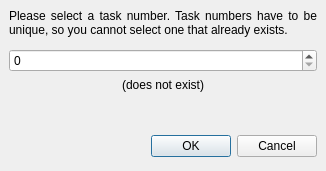
This is Charm/TaskIdDialog.ui in KDAB/Charm as Qt 5 draws it before an edit. The edited form follows.
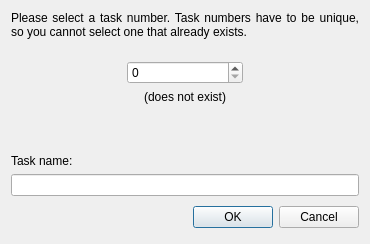
This is the edited form.

Commit message: Request task name in the dialog for creating a new task, rather than requiring a second action for renaming it. CCMAIL: mirko@kde.org

What changed in the file:
```diff
--- a/Charm/TaskIdDialog.ui
+++ b/Charm/TaskIdDialog.ui
@@ -8,52 +8,18 @@
    <rect>
     <x>0</x>
     <y>0</y>
-    <width>326</width>
-    <height>171</height>
+    <width>370</width>
+    <height>244</height>
    </rect>
   </property>
   <property name="windowTitle" >
    <string>Select Task Number</string>
   </property>
-  <layout class="QGridLayout" >
-   <property name="margin" >
-    <number>9</number>
-   </property>
-   <property name="spacing" >
-    <number>6</number>
-   </property>
-   <item row="3" column="0" >
-    <spacer>
-     <property name="orientation" >
-      <enum>Qt::Vertical</enum>
-     </property>
-     <property name="sizeHint" >
-      <size>
-       <width>20</width>
-       <height>21</height>
-      </size>
-     </property>
-    </spacer>
-   </item>
-   <item row="2" column="0" >
-    <widget class="QLabel" name="labelExists" >
-     <property name="text" >
-      <string>(does not exist)</string>
-     </property>
-     <property name="alignment" >
-      <set>Qt::AlignCenter</set>
-     </property>
-    </widget>
-   </item>
-   <item row="1" column="0" >
-    <widget class="QSpinBox" name="spinBox" />
-   </item>
-   <item row="0" column="0" >
+  <layout class="QVBoxLayout" >
+   <item>
     <widget class="QLabel" name="label_3" >
      <property name="sizePolicy" >
-      <sizepolicy>
-       <hsizetype>3</hsizetype>
-       <vsizetype>3</vsizetype>
+      <sizepolicy vsizetype="MinimumExpanding" hsizetype="MinimumExpanding" >
        <horstretch>0</horstretch>
        <verstretch>0</verstretch>
       </sizepolicy>
@@ -69,14 +35,96 @@
      </property>
     </widget>
    </item>
-   <item row="4" column="0" >
+   <item>
     <layout class="QHBoxLayout" >
-     <property name="margin" >
-      <number>0</number>
+     <item>
+      <spacer>
+       <property name="orientation" >
+        <enum>Qt::Horizontal</enum>
+       </property>
+       <property name="sizeHint" >
+        <size>
+         <width>40</width>
+         <height>20</height>
+        </size>
+       </property>
+      </spacer>
+     </item>
+     <item>
+      <widget class="QSpinBox" name="spinBox" >
+       <property name="sizePolicy" >
+        <sizepolicy vsizetype="Fixed" hsizetype="MinimumExpanding" >
+         <horstretch>0</horstretch>
+         <verstretch>0</verstretch>
+        </sizepolicy>
+       </property>
+      </widget>
+     </item>
+     <item>
+      <spacer>
+       <property name="orientation" >
+        <enum>Qt::Horizontal</enum>
+       </property>
+       <property name="sizeHint" >
+        <size>
+         <width>40</width>
+         <height>20</height>
+        </size>
+       </property>
+      </spacer>
+     </item>
+    </layout>
+   </item>
+   <item>
+    <widget class="QLabel" name="labelExists" >
+     <property name="text" >
+      <string>(does not exist)</string>
      </property>
+     <property name="alignment" >
+      <set>Qt::AlignCenter</set>
+     </property>
+    </widget>
+   </item>
+   <item>
+    <spacer>
+     <property name="orientation" >
+      <enum>Qt::Vertical</enum>
+     </property>
+     <property name="sizeHint" >
+      <size>
+       <width>20</width>
+       <height>21</height>
+      </size>
+     </property>
+    </spacer>
+   </item>
+   <item>
+    <widget class="QLabel" name="label" >
+     <property name="text" >
+      <string>Task name:</string>
+     </property>
+    </widget>
+   </item>
+   <item>
+    <widget class="QLineEdit" name="taskName" />
+   </item>
+   <item>
+    <layout class="QHBoxLayout" >
      <property name="spacing" >
       <number>6</number>
      </property>
+     <property name="leftMargin" >
+      <number>0</number>
+     </property>
+     <property name="topMargin" >
+      <number>0</number>
+     </property>
+     <property name="rightMargin" >
+      <number>0</number>
+     </property>
+     <property name="bottomMargin" >
+      <number>0</number>
+     </property>
      <item>
       <spacer>
        <property name="orientation" >
```
Left out of the diff: 6 changed lines with no effect on the pictures. The commit also changes 3 other files.
